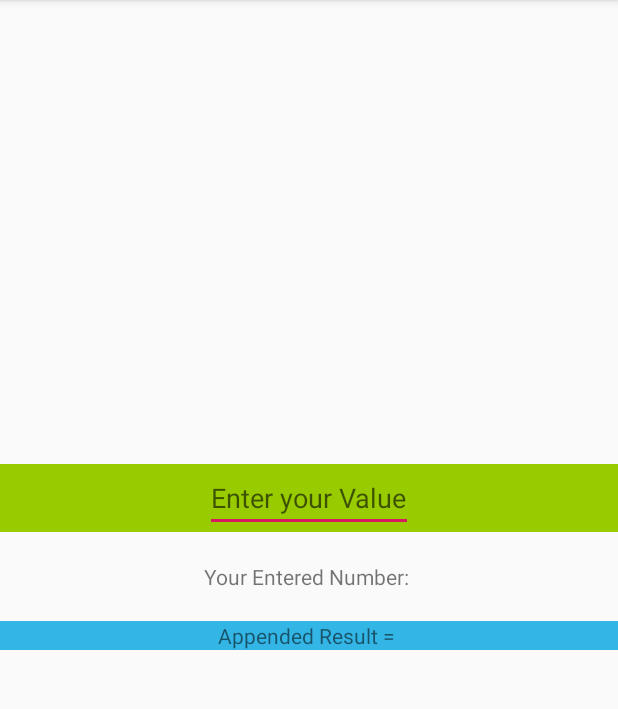
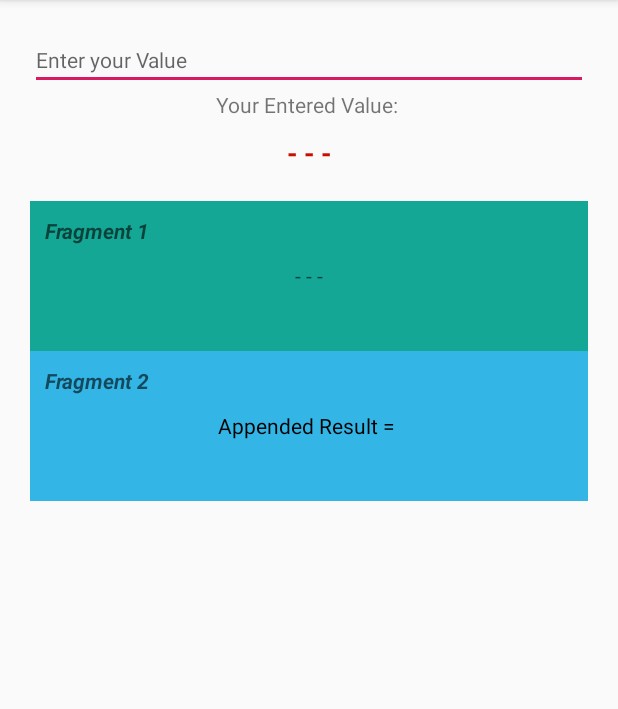
Before and after one commit to rashidafzaal/MVVM-Basic, an Android app: the SecondActivity screen opened directly, with no data from a screen before it, on a phone screen of 412 x 824 dp, the part 84-793 px from its top. Run offline under Robolectric (Android 15) with nearby library versions, the phone set to English and light mode, and no system bars.

```diff
--- a/app/src/main/java/com/example/mvvmpractice/BottomFragment.kt
+++ b/app/src/main/java/com/example/mvvmpractice/BottomFragment.kt
@@ -32,7 +32,7 @@ class BottomFragment : Fragment() {
     override fun onViewCreated(view: View, savedInstanceState: Bundle?) {
         super.onViewCreated(view, savedInstanceState)
 
-        mainViewModel.getInputNumber().observe(this, Observer {
+        mainViewModel.getInput().observe(this, Observer {
             if (it.isNotEmpty()) {
                 var str = it
                 var newString = "I am Rashid " + str
--- a/app/src/main/java/com/example/mvvmpractice/MainViewModel.kt
+++ b/app/src/main/java/com/example/mvvmpractice/MainViewModel.kt
@@ -19,11 +19,11 @@ class MainViewModel(application: Application) : AndroidViewModel(application) {
         myRepo.login(myListener)
     }
 
-    fun getInputNumber(): MutableLiveData<String> {
+    fun getInput(): MutableLiveData<String> {
         return inputNumber
     }
 
-    fun setInputNumber(input: String) {
+    fun setInput(input: String) {
          inputNumber.value = input
     }
 
--- a/app/src/main/java/com/example/mvvmpractice/SecondActivity.kt
+++ b/app/src/main/java/com/example/mvvmpractice/SecondActivity.kt
@@ -2,6 +2,8 @@ package com.example.mvvmpractice
 
 import androidx.appcompat.app.AppCompatActivity
 import android.os.Bundle
+import android.text.Editable
+import android.text.TextWatcher
 import androidx.lifecycle.Observer
 import androidx.lifecycle.ViewModelProviders
 import kotlinx.android.synthetic.main.activity_second.*
@@ -20,8 +22,27 @@ class SecondActivity : AppCompatActivity() {
         supportFragmentManager.beginTransaction().add(R.id.topFrameLayout, TopFragment()).commit()
         supportFragmentManager.beginTransaction().add(R.id.bottomFrameLayout, BottomFragment()).commit()
 
-        mainViewModel.getInputNumber().observe(this, Observer {
-            centerTextView.setText("Your Entered Value: "+ it)
+        enterNumberEditText.addTextChangedListener(object: TextWatcher {
+            override fun afterTextChanged(s: Editable?) {
+            }
+
+            override fun beforeTextChanged(s: CharSequence?, start: Int, count: Int, after: Int) {
+            }
+
+            override fun onTextChanged(s: CharSequence?, start: Int, before: Int, count: Int) {
+                mainViewModel.setInput(s.toString())
+                if (s.isNullOrEmpty()) {
+                    mainViewModel.setInput("")
+                }
+            }
+
+        })
+
+        mainViewModel.getInput().observe(this, Observer {
+            enteredValue.setText(it)
+            if (it.isEmpty()) {
+                enteredValue.setText("- - -")
+            }
         })
 
     }
--- a/app/src/main/java/com/example/mvvmpractice/TopFragment.kt
+++ b/app/src/main/java/com/example/mvvmpractice/TopFragment.kt
@@ -8,7 +8,9 @@ import androidx.fragment.app.Fragment
 import android.view.LayoutInflater
 import android.view.View
 import android.view.ViewGroup
+import androidx.lifecycle.Observer
 import androidx.lifecycle.ViewModelProviders
+import kotlinx.android.synthetic.main.fragment_top.*
 import kotlinx.android.synthetic.main.fragment_top.view.*
 
 /**
@@ -33,20 +35,8 @@ class TopFragment : Fragment() {
     override fun onViewCreated(view: View, savedInstanceState: Bundle?) {
         super.onViewCreated(view, savedInstanceState)
 
-        rootview.enterNumberEditText.addTextChangedListener(object: TextWatcher{
-            override fun afterTextChanged(s: Editable?) {
-            }
-
-            override fun beforeTextChanged(s: CharSequence?, start: Int, count: Int, after: Int) {
-            }
-
-            override fun onTextChanged(s: CharSequence?, start: Int, before: Int, count: Int) {
-                mainViewModel.setInputNumber(s.toString())
-                if (s.isNullOrEmpty()) {
-                    mainViewModel.setInputNumber("")
-                }
-            }
-
+        mainViewModel.getInput().observe(this, Observer {
+            topFragTextView.setText(it)
         })
 
     }
--- a/app/src/main/res/layout/activity_second.xml
+++ b/app/src/main/res/layout/activity_second.xml
@@ -4,29 +4,61 @@
     xmlns:tools="http://schemas.android.com/tools"
     android:layout_width="match_parent"
     android:layout_height="match_parent"
+    android:padding="20dp"
     tools:context=".SecondActivity">
 
-    <FrameLayout
-        android:id="@+id/topFrameLayout"
+    <EditText
+        android:id="@+id/enterNumberEditText"
         android:layout_width="match_parent"
         android:layout_height="wrap_content"
-        app:layout_constraintBottom_toTopOf="@+id/centerTextView" />
+        android:hint="Enter your Value"
+        android:textSize="14sp"
+        app:layout_constraintStart_toStartOf="parent"
+        app:layout_constraintTop_toTopOf="parent"/>
 
     <TextView
-        android:id="@+id/centerTextView"
+        android:id="@+id/txtView"
         android:layout_width="wrap_content"
         android:layout_height="wrap_content"
-        android:padding="20dp"
-        android:text="Your Entered Number: "
-        app:layout_constraintBottom_toBottomOf="parent"
+        android:text="Your Entered Value: "
+        app:layout_constraintStart_toStartOf="parent"
         app:layout_constraintEnd_toEndOf="parent"
+        app:layout_constraintTop_toBottomOf="@+id/enterNumberEditText" />
+
+    <TextView
+        android:id="@+id/enteredValue"
+        android:layout_width="wrap_content"
+        android:layout_height="wrap_content"
+        android:text="- - -"
+        android:textSize="18sp"
+        android:textColor="@color/myRed"
+        android:textStyle="bold"
         app:layout_constraintStart_toStartOf="parent"
-        app:layout_constraintTop_toTopOf="parent" />
+        app:layout_constraintEnd_toEndOf="parent"
+        app:layout_constraintTop_toBottomOf="@+id/txtView"
+        android:layout_marginTop="10dp"/>
 
-    <FrameLayout
-        android:id="@+id/bottomFrameLayout"
+    <androidx.constraintlayout.widget.ConstraintLayout
         android:layout_width="match_parent"
-        android:layout_height="wrap_content"
-        app:layout_constraintTop_toBottomOf="@+id/centerTextView" />
+        android:layout_height="0dp"
+        android:layout_marginTop="20dp"
+        app:layout_constraintTop_toBottomOf="@+id/enteredValue"
+        app:layout_constraintBottom_toBottomOf="parent">
+
+        <FrameLayout
+            android:id="@+id/topFrameLayout"
+            android:layout_width="match_parent"
+            android:layout_height="100dp"
+            app:layout_constraintBottom_toTopOf="@+id/bottomFrameLayout"
+            android:background="@color/color1"/>
+
+        <FrameLayout
+            android:id="@+id/bottomFrameLayout"
+            android:layout_width="match_parent"
+            android:layout_height="100dp"
+            app:layout_constraintTop_toBottomOf="@+id/topFrameLayout"
+            android:background="@color/color2"/>
+
+    </androidx.constraintlayout.widget.ConstraintLayout>
 
 </androidx.constraintlayout.widget.ConstraintLayout>
--- a/app/src/main/res/layout/fragment_bottom.xml
+++ b/app/src/main/res/layout/fragment_bottom.xml
@@ -7,14 +7,31 @@
     tools:context=".BottomFragment"
     android:background="@android:color/holo_blue_light">
 
-    <!-- TODO: Update blank fragment layout -->
+
+    <androidx.constraintlayout.widget.ConstraintLayout
+        android:layout_width="match_parent"
+        android:layout_height="wrap_content"
+        >
+        <TextView
+            android:layout_width="wrap_content"
+            android:layout_height="wrap_content"
+            android:hint="Fragment 2"
+            android:layout_gravity="center"
+            android:textColor="@android:color/black"
+            app:layout_constraintStart_toStartOf="parent"
+            app:layout_constraintTop_toTopOf="parent"
+            android:padding="10dp"
+            android:textStyle="bold|italic"/>
+
+    </androidx.constraintlayout.widget.ConstraintLayout>
+
     <TextView
         android:id="@+id/appendedTextView"
         android:layout_width="wrap_content"
         android:layout_height="wrap_content"
         android:text="Appended Result = "
         android:layout_gravity="center"
-
+        android:textColor="@android:color/black"
         />
 
 </FrameLayout>
--- a/app/src/main/res/layout/fragment_top.xml
+++ b/app/src/main/res/layout/fragment_top.xml
@@ -3,15 +3,33 @@
     xmlns:tools="http://schemas.android.com/tools"
     android:layout_width="match_parent"
     android:layout_height="match_parent"
-    tools:context=".TopFragment"
-    android:background="@android:color/holo_green_light">
+    xmlns:app="http://schemas.android.com/apk/res-auto"
+    tools:context=".TopFragment">
 
-    <!-- TODO: Update blank fragment layout -->
-    <EditText
-        android:id="@+id/enterNumberEditText"
+
+    <androidx.constraintlayout.widget.ConstraintLayout
+        android:layout_width="match_parent"
+        android:layout_height="wrap_content"
+        >
+        <TextView
+            android:layout_width="wrap_content"
+            android:layout_height="wrap_content"
+            android:hint="Fragment 1"
+            android:layout_gravity="center"
+            android:textColor="@android:color/black"
+            app:layout_constraintStart_toStartOf="parent"
+            app:layout_constraintTop_toTopOf="parent"
+            android:padding="10dp"
+            android:textStyle="bold|italic"/>
+
+    </androidx.constraintlayout.widget.ConstraintLayout>
+
+    <TextView
+        android:id="@+id/topFragTextView"
         android:layout_width="wrap_content"
         android:layout_height="wrap_content"
-        android:hint="Enter your Value"
-        android:layout_gravity="center"/>
+        android:hint="- - -"
+        android:layout_gravity="center"
+        android:textColor="@android:color/black"/>
 
 </FrameLayout>
--- a/app/src/main/res/values/colors.xml
+++ b/app/src/main/res/values/colors.xml
@@ -3,4 +3,9 @@
     <color name="colorPrimary">#008577</color>
     <color name="colorPrimaryDark">#00574B</color>
     <color name="colorAccent">#D81B60</color>
+
+
+    <color name="color1">#15A795</color>
+    <color name="color2">#7868A5</color>
+    <color name="myRed">#C50F00</color>
 </resources>
```
